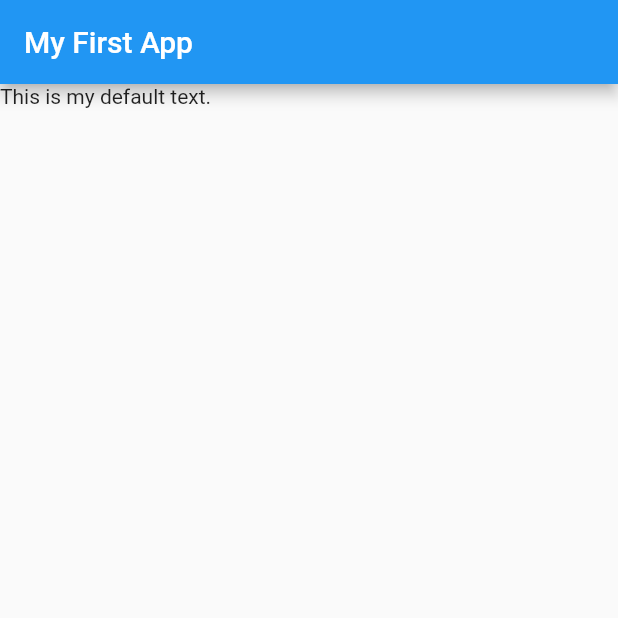
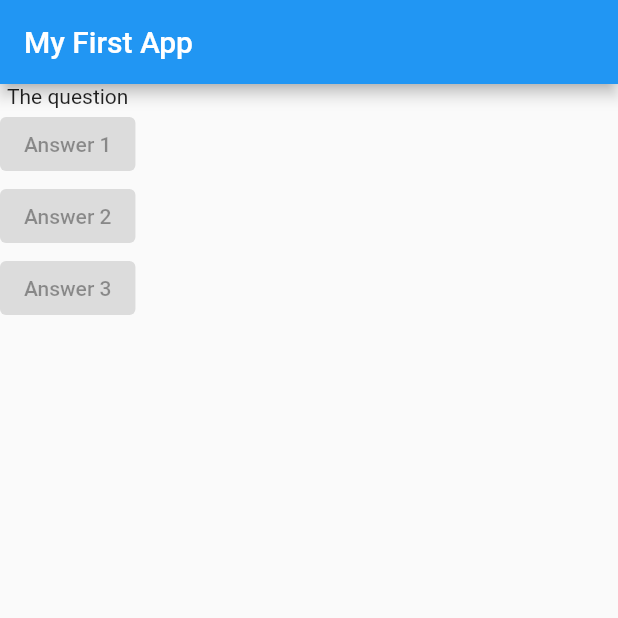
Before and after one commit to Johnsensei/crash_course, a Flutter app: the screen it shows after launch, on a phone screen of 412 x 824 dp, the top half of it. Run offline on Flutter 3.47's test engine with Material 2 defaults, Android fonts, the phone set to English and light mode, and no system bars.

Commit message:
Adds placeholder text and buttons

```diff
--- a/lib/main.dart
+++ b/lib/main.dart
@@ -7,12 +7,23 @@
 class MyApp extends StatelessWidget {
   @override
   Widget build(BuildContext context) {
+    var questions = [
+      'What\'s your favorite color?',
+      'What\'s your favorite animal?'
+    ];
     return MaterialApp(
       home: Scaffold(
         appBar: AppBar(
           title: Text('My First App'),
         ),
-        body: Text('This is my default text.'),
+        body: Column(
+          children: [
+            Text('The question'),
+            ElevatedButton(onPressed: null, child: Text('Answer 1')),
+            ElevatedButton(onPressed: null, child: Text('Answer 2')),
+            ElevatedButton(onPressed: null, child: Text('Answer 3')),
+          ],
+        ),
       ),
     );
   }
```
